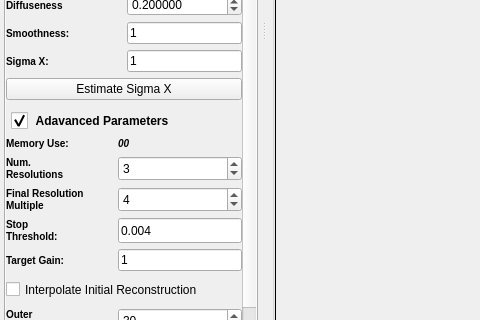
Qt form Code/Applications/TomoGui/UI_Files/TomoGui.ui (OpenMBIR/OpenMBIR-TEM) before a commit; both pictures show x 0 to 480 and y 379 to 699 of the 1165 by 821 pixel window.
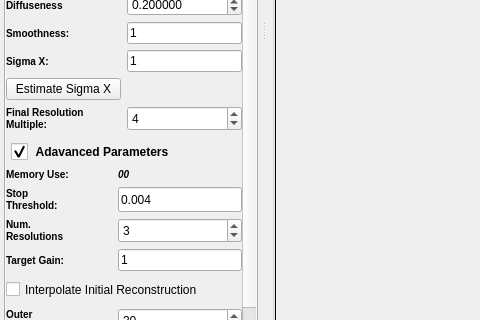
The same form after that commit. Icons and pictures are not drawn. Custom widgets are drawn as their Qt base class.

Commit message: Moving final resolution paramaters to parameters section

```diff
--- a/Code/Applications/TomoGui/UI_Files/TomoGui.ui
+++ b/Code/Applications/TomoGui/UI_Files/TomoGui.ui
@@ -888,9 +888,9 @@
             <property name="geometry">
              <rect>
               <x>0</x>
-              <y>0</y>
+              <y>-220</y>
               <width>235</width>
-              <height>937</height>
+              <height>933</height>
              </rect>
             </property>
             <layout class="QVBoxLayout" name="verticalLayout_6">
@@ -978,7 +978,7 @@
                   <property name="margin">
                    <number>0</number>
                   </property>
-                  <item row="1" column="0">
+                  <item row="2" column="0">
                    <widget class="QLabel" name="label_3">
                     <property name="sizePolicy">
                      <sizepolicy hsizetype="Preferred" vsizetype="Preferred">
@@ -1001,7 +1001,7 @@
                     </property>
                    </widget>
                   </item>
-                  <item row="1" column="1">
+                  <item row="2" column="1">
                    <widget class="QSpinBox" name="numResolutions">
                     <property name="sizePolicy">
                      <sizepolicy hsizetype="Minimum" vsizetype="Preferred">
@@ -1026,97 +1026,7 @@
                     </property>
                    </widget>
                   </item>
-                  <item row="2" column="0">
-                   <widget class="QLabel" name="label_34">
-                    <property name="sizePolicy">
-                     <sizepolicy hsizetype="Preferred" vsizetype="Preferred">
-                      <horstretch>0</horstretch>
-                      <verstretch>0</verstretch>
-                     </sizepolicy>
-                    </property>
-                    <property name="styleSheet">
-                     <string notr="true">QLabel {
-font-weight: bold;
-font-size: 10px;
-}</string>
-                    </property>
-                    <property name="text">
-                     <string>Final Resolution
-Multiple</string>
-                    </property>
-                    <property name="wordWrap">
-                     <bool>true</bool>
-                    </property>
-                   </widget>
-                  </item>
-                  <item row="2" column="1">
-                   <widget class="QSpinBox" name="finalResolution">
-                    <property name="sizePolicy">
-                     <sizepolicy hsizetype="Minimum" vsizetype="Preferred">
-                      <horstretch>0</horstretch>
-                      <verstretch>0</verstretch>
-                     </sizepolicy>
-                    </property>
-                    <property name="maximumSize">
-                     <size>
-                      <width>125</width>
-                      <height>16777215</height>
-                     </size>
-                    </property>
-                    <property name="minimum">
-                     <number>1</number>
-                    </property>
-                    <property name="maximum">
-                     <number>100</number>
-                    </property>
-                    <property name="value">
-                     <number>4</number>
-                    </property>
-                   </widget>
-                  </item>
-                  <item row="3" column="0">
-                   <widget class="QLabel" name="label_49">
-                    <property name="sizePolicy">
-                     <sizepolicy hsizetype="Preferred" vsizetype="Preferred">
-                      <horstretch>0</horstretch>
-                      <verstretch>0</verstretch>
-                     </sizepolicy>
-                    </property>
-                    <property name="styleSheet">
-                     <string notr="true">QLabel {
-font-weight: bold;
-font-size: 10px;
-}</string>
-                    </property>
-                    <property name="text">
-                     <string>Stop
-Threshold:</string>
-                    </property>
-                    <property name="wordWrap">
-                     <bool>true</bool>
-                    </property>
-                   </widget>
-                  </item>
-                  <item row="3" column="1">
-                   <widget class="QLineEdit" name="stopThreshold">
-                    <property name="sizePolicy">
-                     <sizepolicy hsizetype="Maximum" vsizetype="Preferred">
-                      <horstretch>0</horstretch>
-                      <verstretch>0</verstretch>
-                     </sizepolicy>
-                    </property>
-                    <property name="maximumSize">
-                     <size>
-                      <width>125</width>
-                      <height>16777215</height>
-                     </size>
-                    </property>
-                    <property name="text">
-                     <string>0.004</string>
-                    </property>
-                   </widget>
-                  </item>
-                  <item row="4" column="0">
+                  <item row="5" column="0">
                    <widget class="QLabel" name="label_47">
                     <property name="styleSheet">
                      <string notr="true">QLabel {
@@ -1129,7 +1039,7 @@
                     </property>
                    </widget>
                   </item>
-                  <item row="4" column="1">
+                  <item row="5" column="1">
                    <widget class="QLineEdit" name="targetGain">
                     <property name="sizePolicy">
                      <sizepolicy hsizetype="Maximum" vsizetype="Fixed">
@@ -1148,7 +1058,7 @@
                     </property>
                    </widget>
                   </item>
-                  <item row="5" column="0" colspan="2">
+                  <item row="6" column="0" colspan="2">
                    <widget class="QCheckBox" name="interpolateInitialRecontruction">
                     <property name="sizePolicy">
                      <sizepolicy hsizetype="Preferred" vsizetype="Preferred">
@@ -1173,7 +1083,7 @@
                     </property>
                    </widget>
                   </item>
-                  <item row="7" column="0">
+                  <item row="8" column="0">
                    <widget class="QLabel" name="label_4">
                     <property name="sizePolicy">
                      <sizepolicy hsizetype="Preferred" vsizetype="Preferred">
@@ -1196,7 +1106,7 @@
                     </property>
                    </widget>
                   </item>
-                  <item row="7" column="1">
+                  <item row="8" column="1">
                    <widget class="QSpinBox" name="outerIterations">
                     <property name="sizePolicy">
                      <sizepolicy hsizetype="Minimum" vsizetype="Preferred">
@@ -1212,7 +1122,7 @@
                     </property>
                    </widget>
                   </item>
-                  <item row="8" column="0">
+                  <item row="9" column="0">
                    <widget class="QLabel" name="label_8">
                     <property name="sizePolicy">
                      <sizepolicy hsizetype="Preferred" vsizetype="Preferred">
@@ -1235,7 +1145,7 @@
                     </property>
                    </widget>
                   </item>
-                  <item row="8" column="1">
+                  <item row="9" column="1">
                    <widget class="QSpinBox" name="innerIterations">
                     <property name="sizePolicy">
                      <sizepolicy hsizetype="Minimum" vsizetype="Preferred">
@@ -1251,7 +1161,7 @@
                     </property>
                    </widget>
                   </item>
-                  <item row="9" column="0">
+                  <item row="10" column="0">
                    <widget class="QLabel" name="label_35">
                     <property name="sizePolicy">
                      <sizepolicy hsizetype="Preferred" vsizetype="Preferred">
@@ -1274,7 +1184,7 @@
                     </property>
                    </widget>
                   </item>
-                  <item row="9" column="1">
+                  <item row="10" column="1">
                    <layout class="QHBoxLayout" name="horizontalLayout">
                     <property name="spacing">
                      <number>-1</number>
@@ -1322,7 +1232,7 @@
                     </item>
                    </layout>
                   </item>
-                  <item row="10" column="0">
+                  <item row="11" column="0">
                    <widget class="QLabel" name="label_38">
                     <property name="sizePolicy">
                      <sizepolicy hsizetype="Preferred" vsizetype="Preferred">
@@ -1344,7 +1254,7 @@
                     </property>
                    </widget>
                   </item>
-                  <item row="10" column="1">
+                  <item row="11" column="1">
                    <widget class="QLineEdit" name="defaultVariance">
                     <property name="sizePolicy">
                      <sizepolicy hsizetype="Preferred" vsizetype="Preferred">
@@ -1363,7 +1273,7 @@
                     </property>
                    </widget>
                   </item>
-                  <item row="11" column="0">
+                  <item row="12" column="0">
                    <widget class="QLabel" name="label_39">
                     <property name="sizePolicy">
                      <sizepolicy hsizetype="Preferred" vsizetype="Preferred">
@@ -1386,7 +1296,7 @@
                     </property>
                    </widget>
                   </item>
-                  <item row="11" column="1">
+                  <item row="12" column="1">
                    <widget class="QLineEdit" name="defaultInitialRecon">
                     <property name="sizePolicy">
                      <sizepolicy hsizetype="Preferred" vsizetype="Preferred">
@@ -1450,7 +1360,7 @@
                     </property>
                    </widget>
                   </item>
-                  <item row="12" column="0" colspan="2">
+                  <item row="13" column="0" colspan="2">
                    <widget class="QCheckBox" name="extendObject">
                     <property name="sizePolicy">
                      <sizepolicy hsizetype="Preferred" vsizetype="Preferred">
@@ -1469,6 +1379,48 @@
                     </property>
                    </widget>
                   </item>
+                  <item row="1" column="0">
+                   <widget class="QLabel" name="label_49">
+                    <property name="sizePolicy">
+                     <sizepolicy hsizetype="Preferred" vsizetype="Preferred">
+                      <horstretch>0</horstretch>
+                      <verstretch>0</verstretch>
+                     </sizepolicy>
+                    </property>
+                    <property name="styleSheet">
+                     <string notr="true">QLabel {
+font-weight: bold;
+font-size: 10px;
+}</string>
+                    </property>
+                    <property name="text">
+                     <string>Stop
+Threshold:</string>
+                    </property>
+                    <property name="wordWrap">
+                     <bool>true</bool>
+                    </property>
+                   </widget>
+                  </item>
+                  <item row="1" column="1">
+                   <widget class="QLineEdit" name="stopThreshold">
+                    <property name="sizePolicy">
+                     <sizepolicy hsizetype="Maximum" vsizetype="Preferred">
+                      <horstretch>0</horstretch>
+                      <verstretch>0</verstretch>
+                     </sizepolicy>
+                    </property>
+                    <property name="maximumSize">
+                     <size>
+                      <width>125</width>
+                      <height>16777215</height>
+                     </size>
+                    </property>
+                    <property name="text">
+                     <string>0.004</string>
+                    </property>
+                   </widget>
+                  </item>
                  </layout>
                 </widget>
                </item>
@@ -1644,13 +1596,60 @@
                     </property>
                    </widget>
                   </item>
-                  <item row="3" column="0" colspan="2">
+                  <item row="3" column="0">
                    <widget class="QPushButton" name="estimateGainSigma">
                     <property name="text">
                      <string>Estimate Sigma X</string>
                     </property>
                    </widget>
                   </item>
+                  <item row="4" column="1">
+                   <widget class="QSpinBox" name="finalResolution">
+                    <property name="sizePolicy">
+                     <sizepolicy hsizetype="Minimum" vsizetype="Preferred">
+                      <horstretch>0</horstretch>
+                      <verstretch>0</verstretch>
+                     </sizepolicy>
+                    </property>
+                    <property name="maximumSize">
+                     <size>
+                      <width>125</width>
+                      <height>16777215</height>
+                     </size>
+                    </property>
+                    <property name="minimum">
+                     <number>1</number>
+                    </property>
+                    <property name="maximum">
+                     <number>100</number>
+                    </property>
+                    <property name="value">
+                     <number>4</number>
+                    </property>
+                   </widget>
+                  </item>
+                  <item row="4" column="0">
+                   <widget class="QLabel" name="label_34">
+                    <property name="sizePolicy">
+                     <sizepolicy hsizetype="Preferred" vsizetype="Preferred">
+                      <horstretch>0</horstretch>
+                      <verstretch>0</verstretch>
+                     </sizepolicy>
+                    </property>
+                    <property name="styleSheet">
+                     <string notr="true">QLabel {
+font-weight: bold;
+font-size: 10px;
+}</string>
+                    </property>
+                    <property name="text">
+                     <string>Final Resolution Multiple:</string>
+                    </property>
+                    <property name="wordWrap">
+                     <bool>true</bool>
+                    </property>
+                   </widget>
+                  </item>
                  </layout>
                 </widget>
                </item>
```
